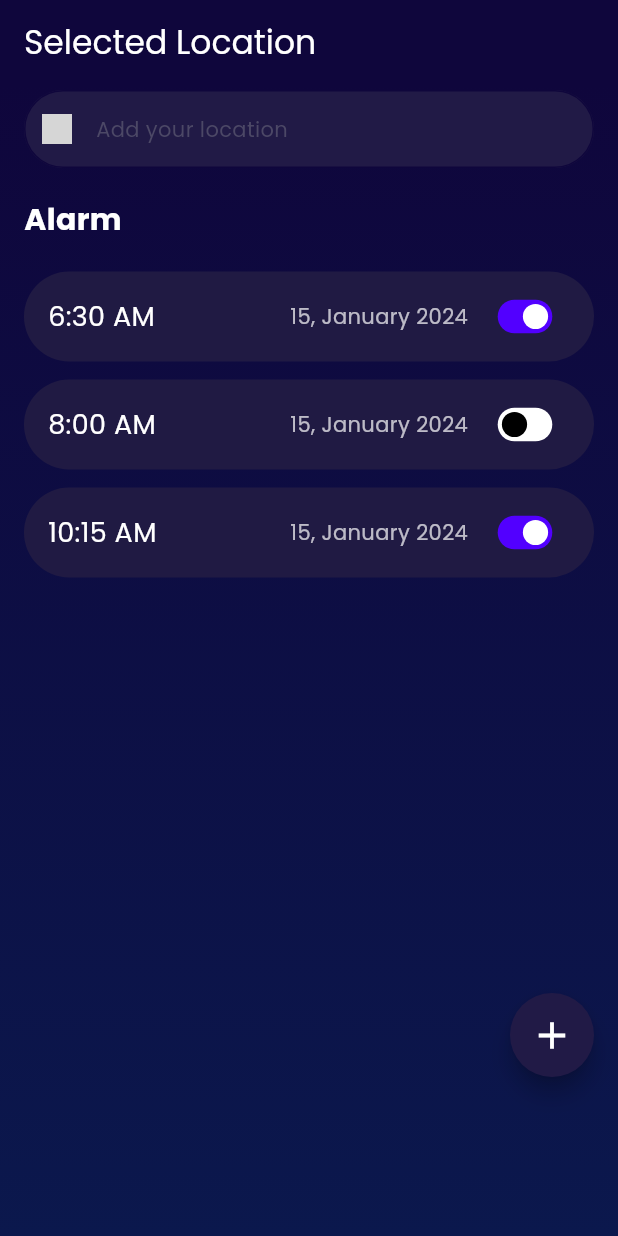
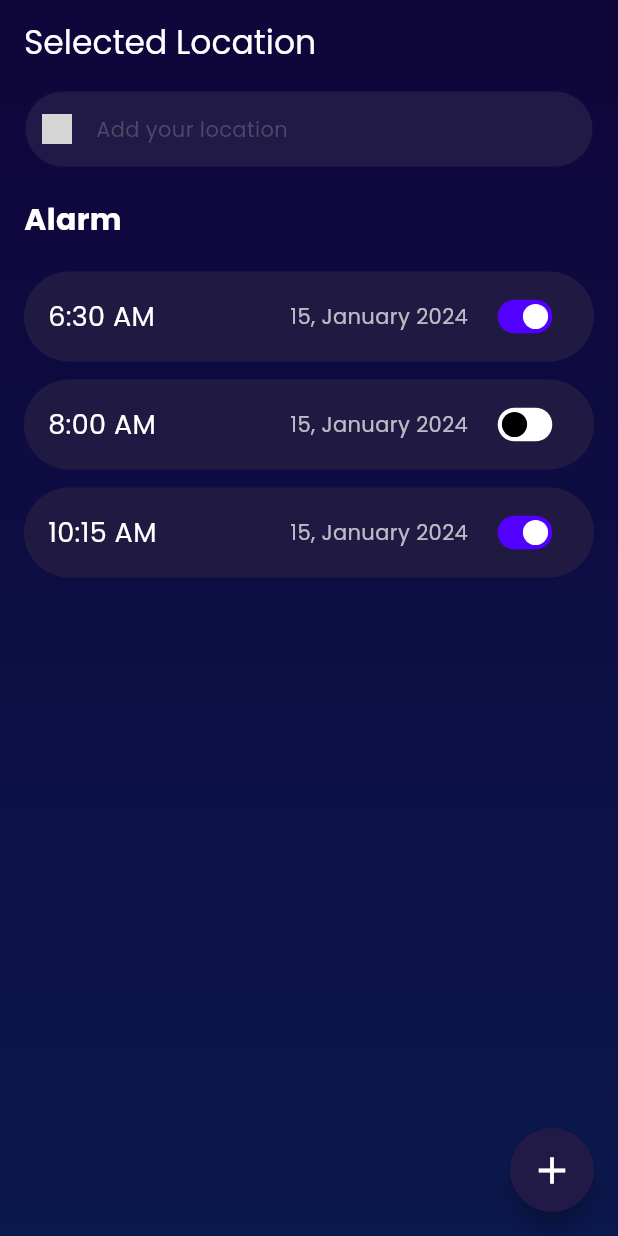
Before and after one commit to moinulislam0/softvence_task, a Flutter app: the SelectLocation screen opened directly, on a phone screen of 412 x 824 dp. Run offline on Flutter 3.47's test engine with Material 3 defaults, Android fonts, the phone set to English and light mode, and no system bars; our stand-ins replace flutter_local_notifications, geocoding, geolocator, timezone; grey boxes are pictures that could not be loaded.

Commit message:
Update select_location.dart

```diff
--- a/lib/features/onboarding/screens/select_location/select_location.dart
+++ b/lib/features/onboarding/screens/select_location/select_location.dart
@@ -134,7 +134,8 @@ class SelectLocationState extends State<SelectLocation> {
           ),
         ),
         child: SingleChildScrollView(
-          padding: const EdgeInsets.fromLTRB(16, 4, 16, 120),
+
+          padding: const EdgeInsets.fromLTRB(16, 4, 16, 80),
           child: Column(
             crossAxisAlignment: CrossAxisAlignment.start,
             children: [
@@ -211,18 +212,18 @@ class SelectLocationState extends State<SelectLocation> {
           ),
         ),
       ),
-      floatingActionButton: Transform.translate(
-        offset: const Offset(0, -90),
-        child: FloatingActionButton(
-          onPressed: () async {
-            await _pickDateTime();
-          },
-          backgroundColor: const Color(0XFF211A46),
-          shape: RoundedRectangleBorder(
-            borderRadius: BorderRadius.circular(30),
-          ),
-          child: const Icon(Icons.add, color: Colors.white, size: 30),
-        ),
+
+
+      floatingActionButtonLocation: FloatingActionButtonLocation.endFloat,
+
+
+      floatingActionButton: FloatingActionButton(
+        onPressed: () async {
+          await _pickDateTime();
+        },
+        backgroundColor: const Color(0XFF211A46),
+        shape: RoundedRectangleBorder(borderRadius: BorderRadius.circular(30)),
+        child: const Icon(Icons.add, color: Colors.white, size: 30),
       ),
     );
   }
```
